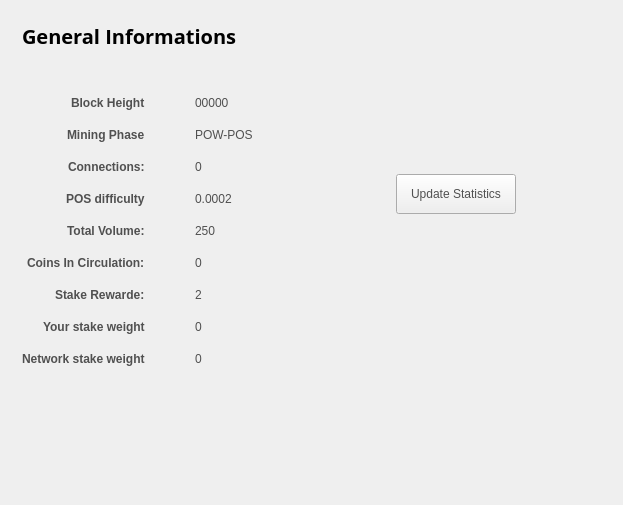
Before: the Qt Designer form src/qt/forms/statisticspage.ui in WhitecoinCore/whitecoin, drawn with Qt 5.
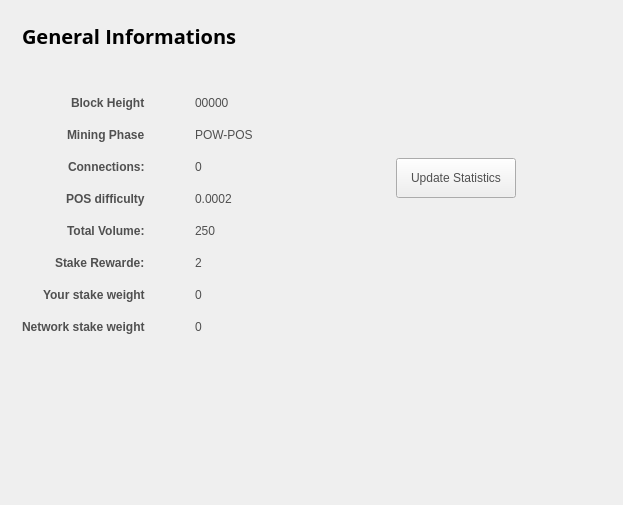
After: the same form once the commit is applied.

Commit message: StatisticsPage remove circBox

Patch:
```diff
--- a/src/qt/forms/statisticspage.ui
+++ b/src/qt/forms/statisticspage.ui
@@ -88,6 +88,27 @@
           </property>
          </widget>
         </item>
+        <item row="2" column="1">
+         <widget class="QLabel" name="cBox">
+          <property name="text">
+           <string>POW-POS</string>
+          </property>
+         </widget>
+        </item>
+        <item row="3" column="0">
+         <widget class="QLabel" name="label1_2">
+          <property name="text">
+           <string>&lt;html&gt;&lt;head/&gt;&lt;body&gt;&lt;p&gt;&lt;span style=&quot; font-weight:600;&quot;&gt;Connections:&lt;/span&gt;&lt;/p&gt;&lt;/body&gt;&lt;/html&gt;</string>
+          </property>
+         </widget>
+        </item>
+        <item row="3" column="1">
+         <widget class="QLabel" name="connectionBox">
+          <property name="text">
+           <string>0</string>
+          </property>
+         </widget>
+        </item>
         <item row="4" column="0">
          <widget class="QLabel" name="label_9">
           <property name="text">
@@ -116,83 +137,48 @@
           </property>
          </widget>
         </item>
-        <item row="9" column="0">
+        <item row="7" column="0">
+         <widget class="QLabel" name="label">
+          <property name="text">
+           <string>&lt;html&gt;&lt;head/&gt;&lt;body&gt;&lt;p&gt;&lt;span style=&quot; font-weight:600;&quot;&gt;Stake Rewarde:&lt;/span&gt;&lt;/p&gt;&lt;/body&gt;&lt;/html&gt;</string>
+          </property>
+         </widget>
+        </item>
+        <item row="7" column="1">
+         <widget class="QLabel" name="rewardBox">
+          <property name="text">
+           <string>2</string>
+          </property>
+         </widget>
+        </item>
+        <item row="8" column="0">
          <widget class="QLabel" name="label_10">
           <property name="text">
            <string>&lt;html&gt;&lt;head/&gt;&lt;body&gt;&lt;p&gt;&lt;span style=&quot; font-weight:600;&quot;&gt;Your stake weight&lt;/span&gt;&lt;/p&gt;&lt;/body&gt;&lt;/html&gt;</string>
           </property>
          </widget>
         </item>
-        <item row="9" column="1">
+        <item row="8" column="1">
          <widget class="QLabel" name="minBox">
           <property name="text">
            <string>0</string>
           </property>
          </widget>
         </item>
-        <item row="10" column="0">
+        <item row="9" column="0">
          <widget class="QLabel" name="label_11">
           <property name="text">
            <string>&lt;html&gt;&lt;head/&gt;&lt;body&gt;&lt;p&gt;&lt;span style=&quot; font-weight:600;&quot;&gt;Network stake weight&lt;/span&gt;&lt;/p&gt;&lt;/body&gt;&lt;/html&gt;</string>
           </property>
          </widget>
         </item>
-        <item row="10" column="1">
+        <item row="9" column="1">
          <widget class="QLabel" name="maxBox">
           <property name="text">
            <string>0</string>
           </property>
          </widget>
         </item>
-        <item row="2" column="1">
-         <widget class="QLabel" name="cBox">
-          <property name="text">
-           <string>POW-POS</string>
-          </property>
-         </widget>
-        </item>
-        <item row="3" column="0">
-         <widget class="QLabel" name="label1_2">
-          <property name="text">
-           <string>&lt;html&gt;&lt;head/&gt;&lt;body&gt;&lt;p&gt;&lt;span style=&quot; font-weight:600;&quot;&gt;Connections:&lt;/span&gt;&lt;/p&gt;&lt;/body&gt;&lt;/html&gt;</string>
-          </property>
-         </widget>
-        </item>
-        <item row="3" column="1">
-         <widget class="QLabel" name="connectionBox">
-          <property name="text">
-           <string>0</string>
-          </property>
-         </widget>
-        </item>
-        <item row="8" column="0">
-         <widget class="QLabel" name="label">
-          <property name="text">
-           <string>&lt;html&gt;&lt;head/&gt;&lt;body&gt;&lt;p&gt;&lt;span style=&quot; font-weight:600;&quot;&gt;Stake Rewarde:&lt;/span&gt;&lt;/p&gt;&lt;/body&gt;&lt;/html&gt;</string>
-          </property>
-         </widget>
-        </item>
-        <item row="8" column="1">
-         <widget class="QLabel" name="rewardBox">
-          <property name="text">
-           <string>2</string>
-          </property>
-         </widget>
-        </item>
-        <item row="7" column="0">
-         <widget class="QLabel" name="label_2">
-          <property name="text">
-           <string>&lt;html&gt;&lt;head/&gt;&lt;body&gt;&lt;p&gt;&lt;span style=&quot; font-weight:600;&quot;&gt;Coins In Circulation:&lt;/span&gt;&lt;/p&gt;&lt;/body&gt;&lt;/html&gt;</string>
-          </property>
-         </widget>
-        </item>
-        <item row="7" column="1">
-         <widget class="QLabel" name="circBox">
-          <property name="text">
-           <string>0</string>
-          </property>
-         </widget>
-        </item>
        </layout>
       </item>
       <item row="1" column="0">
```
The commit also changes 1 other file.
